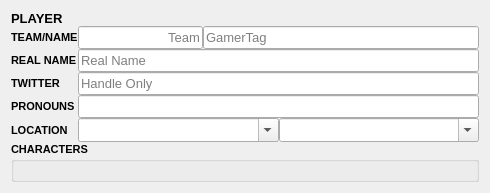
Old version of the form src/layout/TSHScoreboardPlayer.ui in the repository joaorb64/TournamentStreamHelper.
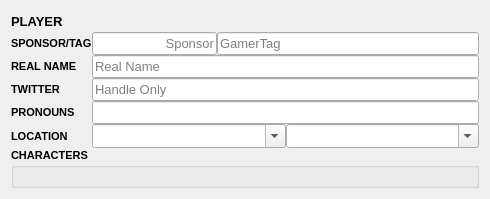
New version of the form.

Commit message: Fix UI files, change some English therms

Patch:
```diff
--- a/src/layout/TSHScoreboardPlayer.ui
+++ b/src/layout/TSHScoreboardPlayer.ui
@@ -7,7 +7,7 @@
     <x>0</x>
     <y>0</y>
     <width>490</width>
-    <height>175</height>
+    <height>199</height>
    </rect>
   </property>
   <property name="sizePolicy">
@@ -67,7 +67,7 @@
       </font>
      </property>
      <property name="text">
-      <string>TEAM/NAME</string>
+      <string>SPONSOR/TAG</string>
      </property>
     </widget>
    </item>
@@ -118,6 +118,9 @@
        <pointsize>10</pointsize>
       </font>
      </property>
+     <property name="placeholderText">
+      <string/>
+     </property>
     </widget>
    </item>
    <item row="7" column="0" colspan="4">
@@ -186,7 +189,7 @@
         <set>Qt::AlignRight|Qt::AlignTrailing|Qt::AlignVCenter</set>
        </property>
        <property name="placeholderText">
-        <string>Team</string>
+        <string>Sponsor</string>
        </property>
       </widget>
      </item>
```
The commit also changes 6 other files.
